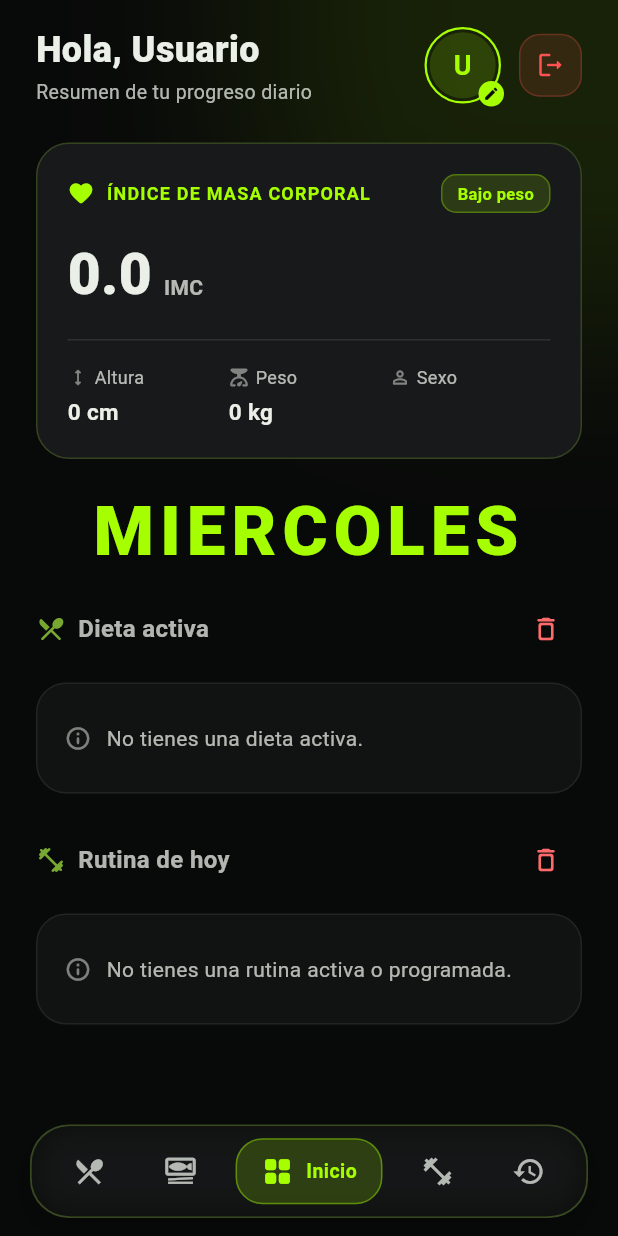
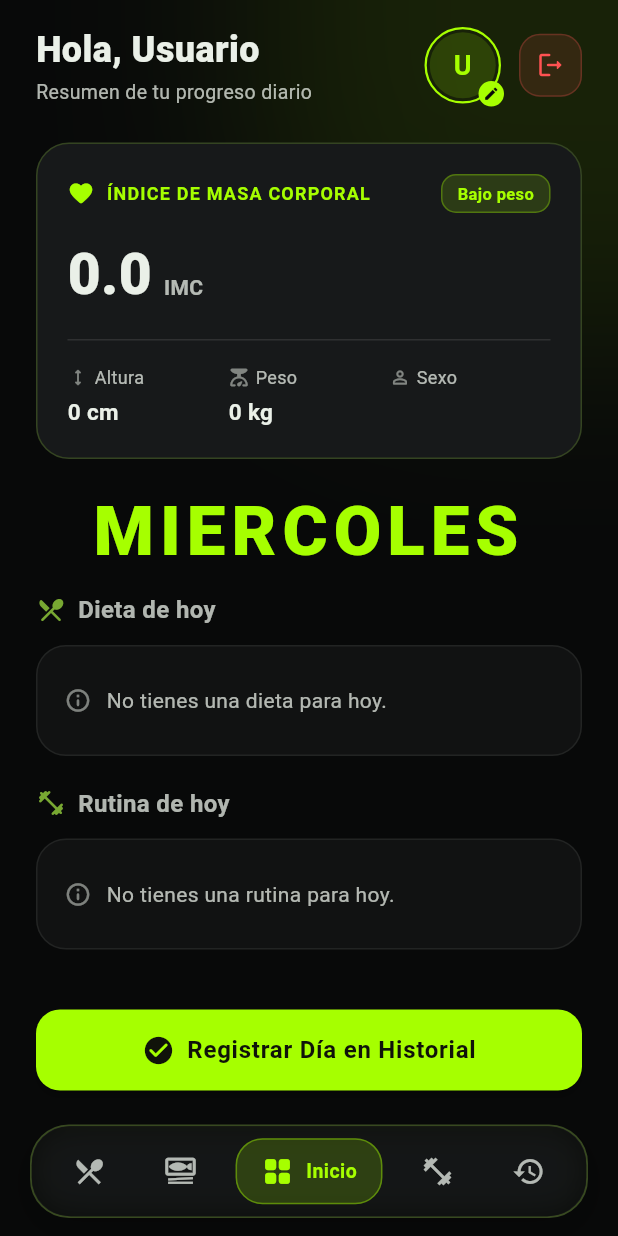
Before and after one commit to T1-ChamitoPro/xef, a Flutter app: the screen it shows once a user with an empty profile is signed in, on a phone screen of 412 x 824 dp. Run offline on Flutter 3.47's test engine with Material 3 defaults, Android fonts, the light colour scheme and no system bars; our stand-ins replace flutter_dotenv, supabase_flutter; accounts and stored records are empty.

Commit message:
fix a las tarjetas de rutina y dieta, muestran las que hayan para el dia actual

```diff
--- a/xef/lib/features/home/dashboard_screen.dart
+++ b/xef/lib/features/home/dashboard_screen.dart
@@ -188,21 +188,20 @@
                     ),
                     const SizedBox(height: 20),
 
-                    // Dieta activa
+                    // Dieta del día
                     ActiveDietCard(
-                      dietaActiva: dietProvider.dietaActiva,
+                      dietaActiva: dietProvider.getDietaParaDia(diaSemana),
                       diaSemana: diaSemana,
                       onDelete: () => _eliminarDieta(context),
                     ),
                     const SizedBox(height: 20),
 
-                    // Rutina activa
+                    // Rutina del día
                     ActiveRoutineCard(
-                      rutinaActiva: routineProvider.rutinaActiva,
+                      rutinaActiva: routineProvider.getRutinaParaDia(diaSemana),
                       diaSemana: diaSemana,
                       onDelete: () => _eliminarRutina(context),
                     ),
-                    const SizedBox(height: 28),
 
                     const SizedBox(height: 12),
                     const MyPlansSection(),
--- a/xef/lib/features/home/edit_profile_screen.dart
+++ b/xef/lib/features/home/edit_profile_screen.dart
@@ -32,7 +32,7 @@
       text: perfil?.alturaCm.toString() ?? '',
     );
 
-    final sexoRaw = perfil?.sexo?.trim().toLowerCase() ?? 'masculino';
+    final sexoRaw = perfil?.sexo.trim().toLowerCase() ?? 'masculino';
     if (sexoRaw == 'femenino') {
       _sexo = 'Femenino';
     } else {
--- a/xef/lib/features/home/widgets/active_diet_card.dart
+++ b/xef/lib/features/home/widgets/active_diet_card.dart
@@ -62,7 +62,7 @@
       crossAxisAlignment: CrossAxisAlignment.start,
       children: [
         SectionHeader(
-          title: 'Dieta activa',
+          title: 'Dieta de hoy',
           icon: Icons.restaurant_menu_rounded,
           badgeText: dietaActiva?.nombre,
           onDelete: dietaActiva != null ? onDelete : null,
@@ -121,7 +121,7 @@
                       ),
                       SizedBox(width: 10),
                       Text(
-                        'No tienes una dieta activa.',
+                        'No tienes una dieta para hoy.',
                         style: TextStyle(
                           color: AppColors.textSecondary,
                           fontSize: 14,
@@ -172,8 +172,8 @@
     final completado = historialProvider.isComidaCompletada(tipo, plato);
 
     return InkWell(
-      splashColor: Colors.transparent, // Elimina la onda blanca
-      highlightColor: Colors.transparent, // Elimina el destello retenido
+      splashColor: Colors.transparent,
+      highlightColor: Colors.transparent,
       borderRadius: BorderRadius.circular(10),
       onTap: () {
         historialProvider.toggleComida(_crearHistorialComida(tipo, plato));
--- a/xef/lib/features/home/widgets/active_routine_card.dart
+++ b/xef/lib/features/home/widgets/active_routine_card.dart
@@ -147,7 +147,7 @@
                       ),
                       SizedBox(width: 10),
                       Text(
-                        'No tienes una rutina activa o programada.',
+                        'No tienes una rutina para hoy.',
                         style: TextStyle(
                           color: AppColors.textSecondary,
                           fontSize: 14,
--- a/xef/lib/providers/diet_provider.dart
+++ b/xef/lib/providers/diet_provider.dart
@@ -43,6 +43,7 @@
 
   DietProvider() {
     cargarDietaActiva();
+    cargarTodasLasDietas();
   }
 
   /// Carga la dieta activa del usuario desde Supabase
@@ -207,4 +208,21 @@
       notifyListeners();
     }
   }
+
+  DietModel? getDietaParaDia(String dia) {
+    final diaUpper = dia.toUpperCase();
+
+    if (_dietaActiva != null &&
+        _dietaActiva!.diasSemana.any((d) => d.toUpperCase() == diaUpper)) {
+      return _dietaActiva;
+    }
+
+    try {
+      return _todasLasDietas.firstWhere(
+        (d) => d.diasSemana.any((ds) => ds.toUpperCase() == diaUpper),
+      );
+    } catch (_) {
+      return null;
+    }
+  }
 }
--- a/xef/lib/providers/routine_provider.dart
+++ b/xef/lib/providers/routine_provider.dart
@@ -197,4 +197,23 @@
       notifyListeners();
     }
   }
+
+  RoutineModel? getRutinaParaDia(String dia) {
+    final diaUpper = dia.toUpperCase();
+
+    // 1. Preferir la activa si tiene el día
+    if (_rutinaActiva != null &&
+        _rutinaActiva!.diasSemana.any((d) => d.toUpperCase() == diaUpper)) {
+      return _rutinaActiva;
+    }
+
+    // 2. Buscar en todas las rutinas
+    try {
+      return _todasLasRutinas.firstWhere(
+        (r) => r.diasSemana.any((d) => d.toUpperCase() == diaUpper),
+      );
+    } catch (_) {
+      return null;
+    }
+  }
 }
```
